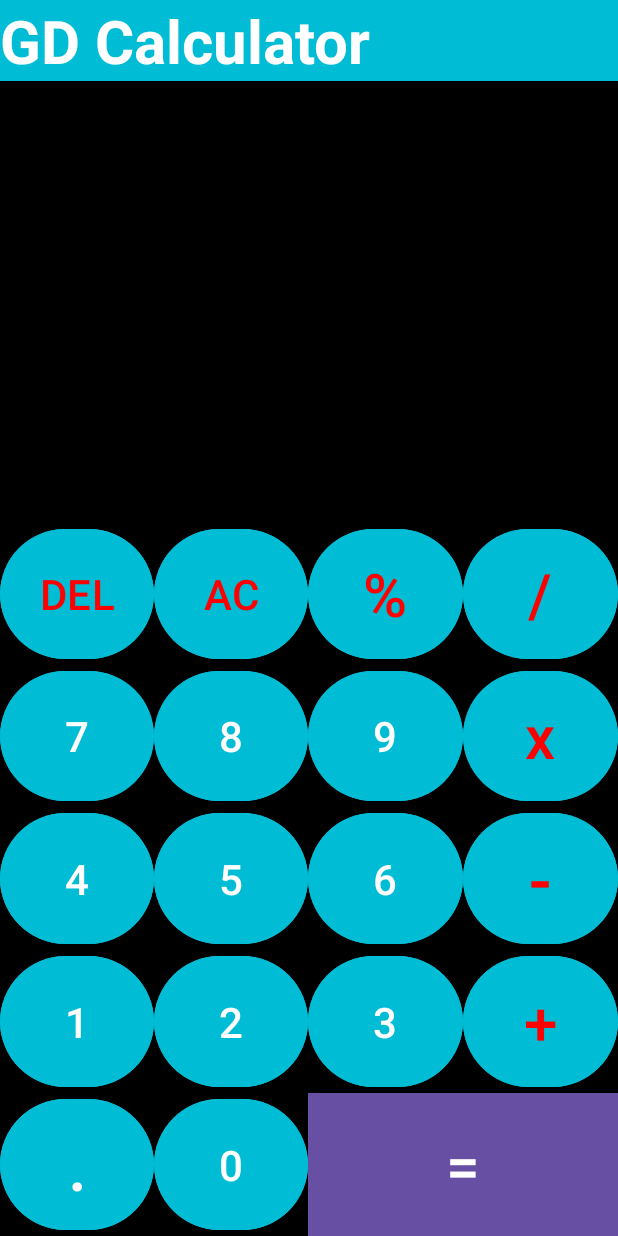
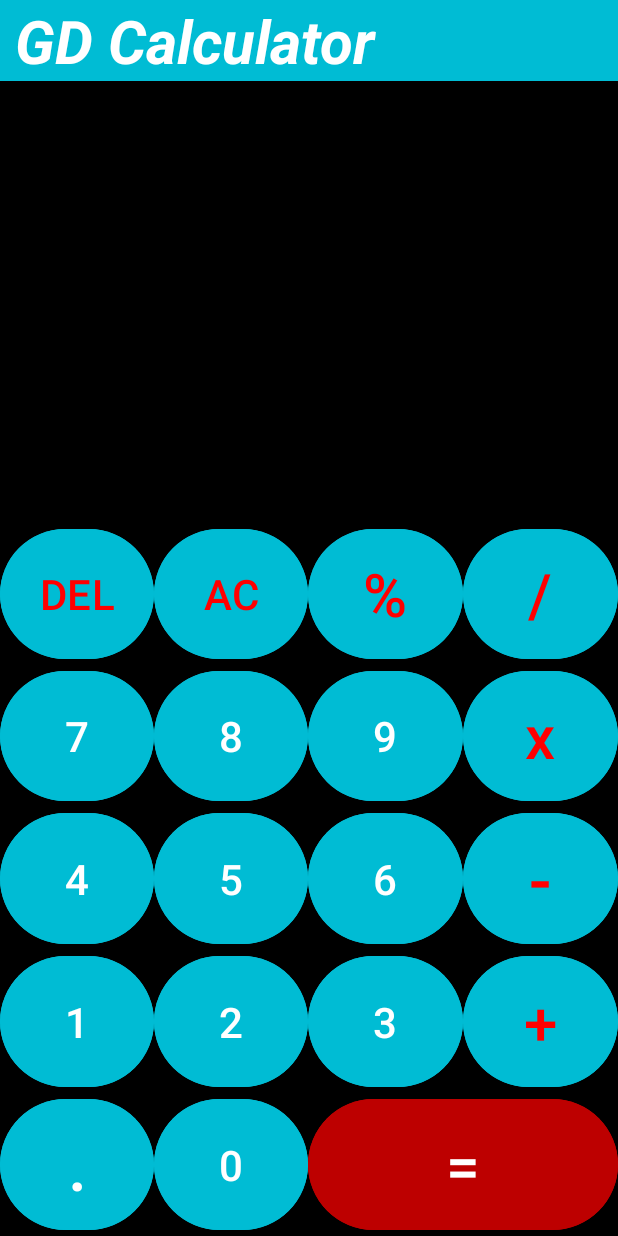
Before and after one commit to gauravdubey013/android-gdcalci-app, an Android app: the screen it shows after launch (MainActivity), on a phone screen of 412 x 824 dp. Run offline under Robolectric (Android 15) with nearby library versions, the phone set to English and light mode, and no system bars.

Commit message:
gd-calci-modulo-working

```diff
--- a/app/src/main/res/layout/activity_main.xml
+++ b/app/src/main/res/layout/activity_main.xml
@@ -14,12 +14,13 @@
         android:layout_width="match_parent"
         android:layout_height="wrap_content"
         android:background="#00BCD4"
+        android:paddingLeft="10sp"
         android:text="GD Calculator"
         android:textAlignment="viewStart"
         android:textAppearance="@style/TextAppearance.AppCompat.Display2"
         android:textColor="@color/white"
         android:textSize="40sp"
-        android:textStyle="bold"
+        android:textStyle="bold|italic"
         android:visibility="visible"
         app:layout_constraintBottom_toBottomOf="parent"
         app:layout_constraintEnd_toEndOf="parent"
@@ -157,8 +158,7 @@
         <Button
             style="@style/buttonNumber"
             android:layout_weight="2"
-            android:background="@color/blue"
-            android:backgroundTint="@color/blue"
+            android:backgroundTint="#BD0000"
             android:onClick="equalsAction"
             android:text="="
             android:textSize="40sp" />
```
Also changed, not shown: app/src/main/java/com/example/mycalci/MainActivity.kt (+16 -8 lines).
